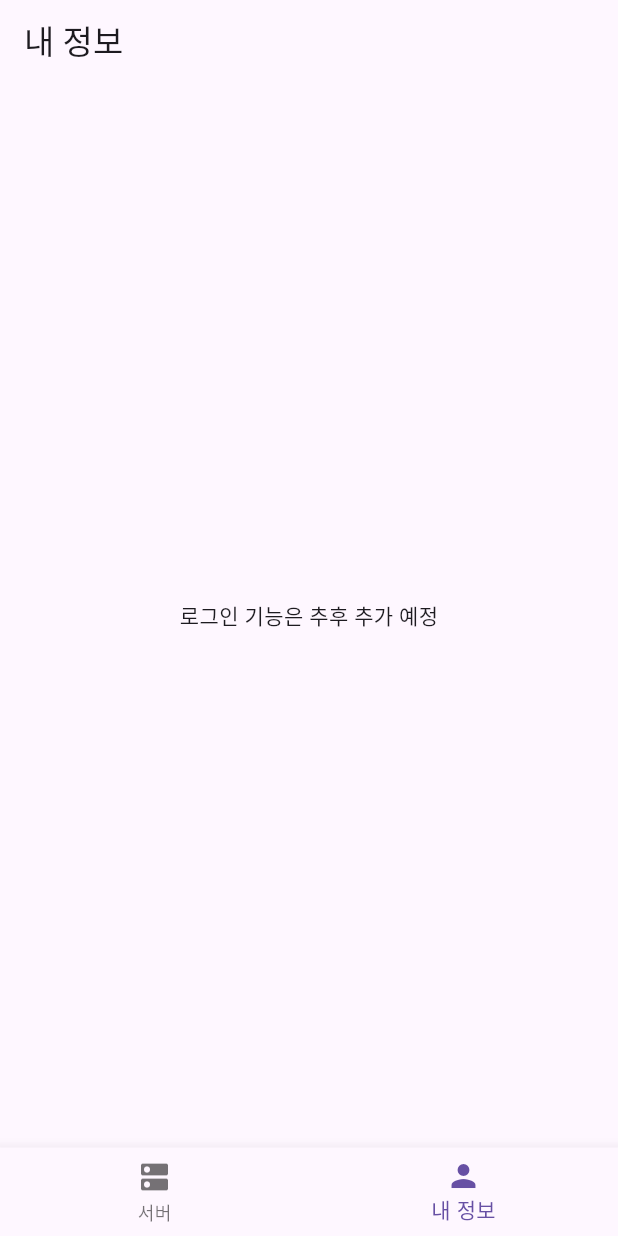
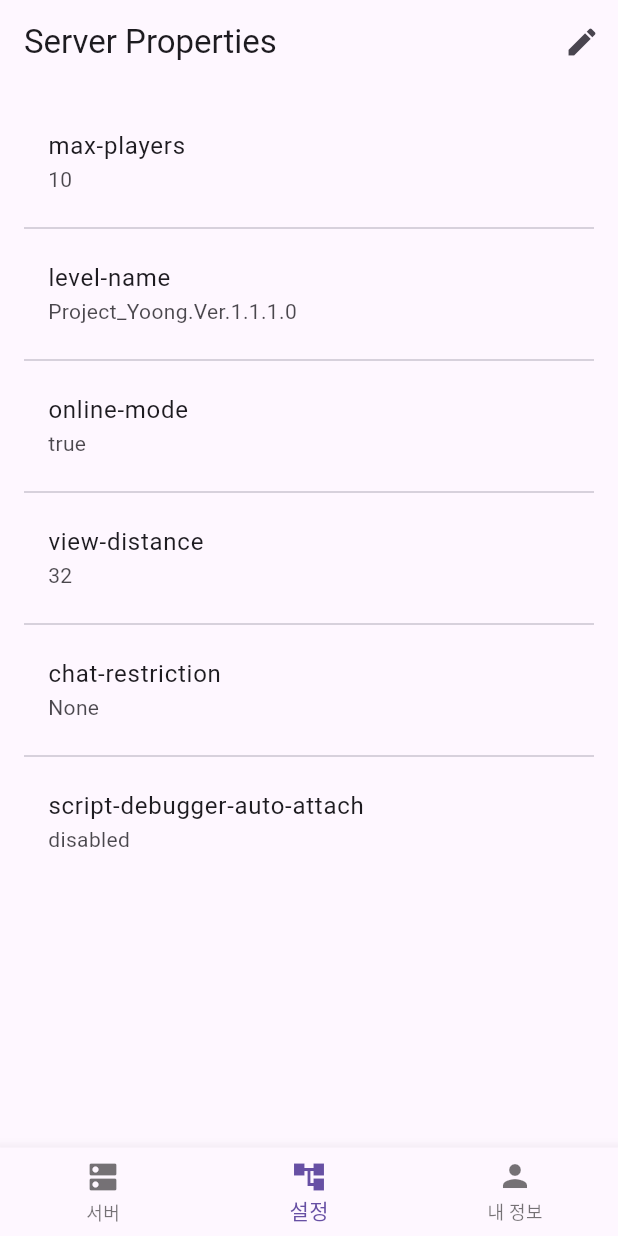
Before and after one commit to Ppajingae/minecraft_app, a Flutter app: the screen it shows after launch, item 2 of the bottom bar chosen, on a phone screen of 412 x 824 dp. Run offline on Flutter 3.47's test engine with Material 3 defaults, Android fonts, the phone set to English and light mode, and no system bars.

Commit message:
Set-Properties-Page

```diff
--- a/lib/screens/main_page.dart
+++ b/lib/screens/main_page.dart
@@ -1,4 +1,5 @@
 import 'package:flutter/material.dart';
+import 'package:minecraft/screens/server_properties_page.dart';
 
 class MainPage extends StatelessWidget {
   const MainPage({super.key});
@@ -102,14 +103,6 @@ class MainPage extends StatelessWidget {
                       // call /download
                     },
                   ),
-                  const Divider(height: 1),
-                  ListTile(
-                    leading: const Icon(Icons.account_tree),
-                    title: Text('update Properties', style: TextStyle(color: textColor)),
-                    onTap: () {
-                      // call /download
-                    },
-                  ),
                 ],
               ),
             ),
--- a/lib/screens/navigation/main_navigation_page.dart
+++ b/lib/screens/navigation/main_navigation_page.dart
@@ -1,4 +1,5 @@
 import 'package:flutter/material.dart';
+import 'package:minecraft/screens/server_properties_page.dart';
 import 'server_page.dart';
 import 'profile_page.dart';
 
@@ -14,6 +15,7 @@ class _MainNavigationPageState extends State<MainNavigationPage> {
 
   final List<Widget> _pages = const [
     ServerPage(),
+    ServerPropertiesPage(),
     ProfilePage(),
   ];
 
@@ -39,9 +41,14 @@ class _MainNavigationPageState extends State<MainNavigationPage> {
             label: '서버',
           ),
           BottomNavigationBarItem(
+            icon: Icon(Icons.account_tree),
+            label: '설정',
+          ),
+          BottomNavigationBarItem(
             icon: Icon(Icons.person),
             label: '내 정보',
           ),
+
         ],
       ),
     );
--- /dev/null
+++ b/lib/screens/server_properties_page.dart
@@ -0,0 +1,80 @@
+import 'package:flutter/material.dart';
+
+import 'package:flutter/material.dart';
+
+class ServerPropertiesPage extends StatefulWidget {
+  const ServerPropertiesPage({super.key});
+
+  @override
+  State<ServerPropertiesPage> createState() => _ServerPropertiesPageState();
+}
+
+class _ServerPropertiesPageState extends State<ServerPropertiesPage> {
+  bool _isEditing = false;
+
+  final Map<String, String> _properties = {
+    "max-players": "10",
+    "level-name": "Project_Yoong.Ver.1.1.1.0",
+    "online-mode": "true",
+    "view-distance": "32",
+    "chat-restriction": "None",
+    "script-debugger-auto-attach": "disabled",
+  };
+
+  @override
+  Widget build(BuildContext context) {
+    final textColor = Theme.of(context).colorScheme.onSurface;
+
+    return Scaffold(
+      appBar: AppBar(
+        title: const Text('Server Properties'),
+        actions: [
+          IconButton(
+            icon: Icon(_isEditing ? Icons.check : Icons.edit),
+            onPressed: () {
+              setState(() {
+                // TODO: 서버로 _properties 데이터 전송할 수도 있음
+                _isEditing = !_isEditing;
+              });
+            },
+          ),
+        ],
+      ),
+      body: ListView.separated(
+        padding: const EdgeInsets.all(16),
+        itemCount: _properties.length,
+        separatorBuilder: (_, __) => const Divider(),
+        itemBuilder: (context, index) {
+          final key = _properties.keys.elementAt(index);
+          final value = _properties[key]!;
+
+          return _isEditing
+              ? Column(
+            crossAxisAlignment: CrossAxisAlignment.start,
+            children: [
+              Text(key, style: TextStyle(color: textColor)),
+              const SizedBox(height: 4),
+              TextFormField(
+                initialValue: value,
+                style: TextStyle(color: textColor),
+                decoration: const InputDecoration(
+                  border: OutlineInputBorder(),
+                  isDense: true,
+                ),
+                onChanged: (newValue) {
+                  setState(() {
+                    _properties[key] = newValue;
+                  });
+                },
+              ),
+            ],
+          )
+              : ListTile(
+            title: Text(key, style: TextStyle(color: textColor)),
+            subtitle: Text(value, style: TextStyle(color: textColor.withOpacity(0.8))),
+          );
+        },
+      ),
+    );
+  }
+}
--- a/pubspec.yaml
+++ b/pubspec.yaml
@@ -30,6 +30,7 @@ environment:
 dependencies:
   flutter:
     sdk: flutter
+  http: ^0.13.6
 
   # The following adds the Cupertino Icons font to your application.
   # Use with the CupertinoIcons class for iOS style icons.
```
Also changed, not shown: pubspec.lock.
